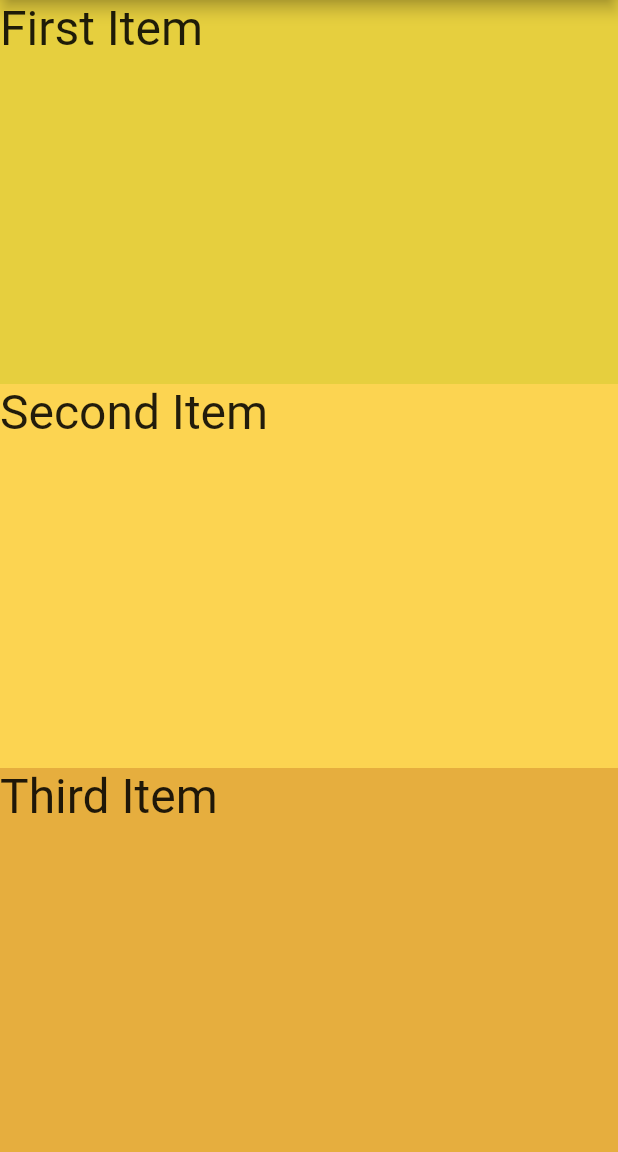
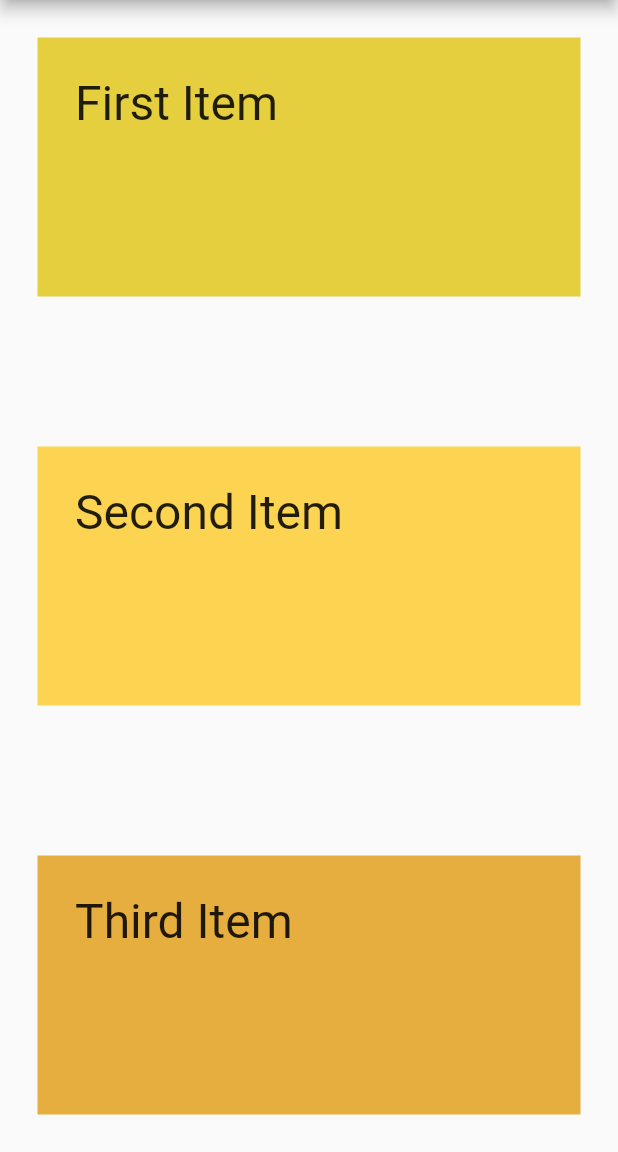
Before and after one commit to yamaso/flutter_test, a Flutter app: the screen it shows after launch, on a phone screen of 412 x 824 dp, the part 84-1236 px from its top. Run offline on Flutter 3.47's test engine with Material 2 defaults, Android fonts, the phone set to English and light mode, and no system bars.

Commit message:
paddingテスト追加

```diff
--- a/lib/main.dart
+++ b/lib/main.dart
@@ -38,8 +38,12 @@ class _MyHomePageState extends State<MyHomePage> {
           crossAxisAlignment: CrossAxisAlignment.stretch,
           children: <Widget>[
             new Expanded(
-              child:Container(
+              child: Padding(
+                padding: EdgeInsets.all(25.0),
+                child: Container(
                   color: const Color(0xFFE6CF3E),
+                  child: Padding(
+                    padding: EdgeInsets.all(25.0),
                     child: Text(
                       'First Item',
                       style: TextStyle(
@@ -50,10 +54,20 @@ class _MyHomePageState extends State<MyHomePage> {
                     ),
                   ),
                 ),
+              ),
+            ),
+
+            Padding (
+              padding: EdgeInsets.all(25.0),
+            ),
 
             new Expanded(
+              child: Padding(
+                padding: EdgeInsets.all(25.0),
                 child:Container(
                   color: const Color(0xFFFCD451),
+                  child:Padding(
+                    padding: EdgeInsets.all(25.0),
                     child: Text(
                       'Second Item',
                       style: TextStyle(
@@ -64,16 +78,28 @@ class _MyHomePageState extends State<MyHomePage> {
                     ),
                   ),
                 ),
+              ),
+            ),
+
+            Padding (
+              padding: EdgeInsets.all(25.0),
+            ),
 
             new Expanded(
+              child: Padding(
+                padding: EdgeInsets.all(25.0),
                 child:Container(
                   color: const Color(0xFFE6AE3E),
+                  child: Padding(
+                    padding: EdgeInsets.all(25.0),
                     child: Text(
                       'Third Item',
                       style: TextStyle(
                         fontSize: 32.0,
                         fontWeight: FontWeight.w400,
                         fontFamily: "Roboto",
+                      ),
+                    ),
                   ),
                 ),
               ),
```
Lines whose indentation alone changed are shown as unchanged.
